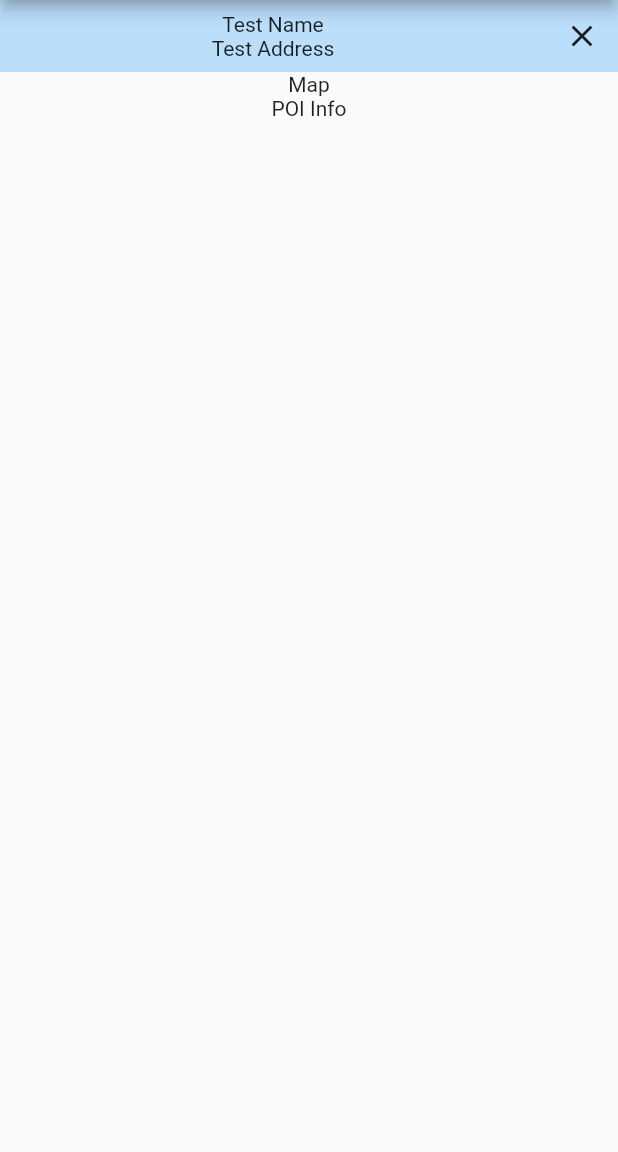
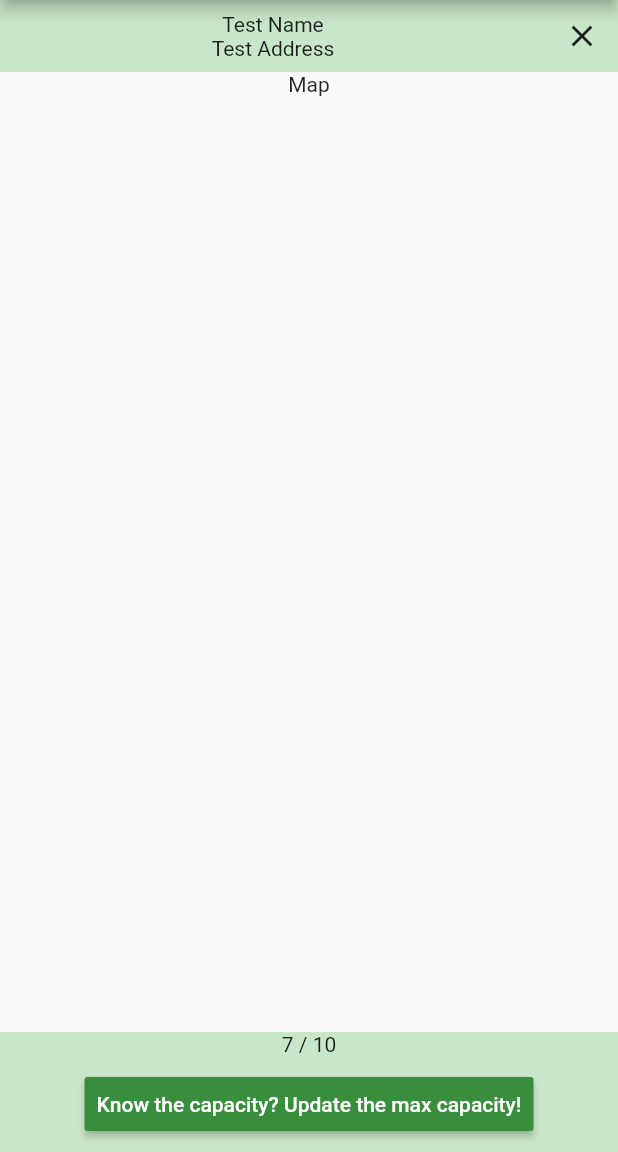
Before and after one commit to andrewdimmer/crowd-scout, a Flutter app: the screen it shows after launch, after a tap on the "search" icon, on a phone screen of 412 x 824 dp, the part 84-1236 px from its top. Run offline on Flutter 3.47's test engine with Material 2 defaults, Android fonts, the phone set to English and light mode, and no system bars.

Commit message:
feat: Added Capacity Bar for MapPage (#4)
* refactor: Switched to Expression Functions when Possible

* refactor: Updated Styles and Now Pass MapPoints over Strings

* feat: Added the Capacity Bar at the Bottom of the MapPage

```diff
--- a/crowd_scout/lib/elements/PoiNameBar.dart
+++ b/crowd_scout/lib/elements/PoiNameBar.dart
@@ -1,21 +1,22 @@
+import 'package:crowd_scout/elements/MapPoint.dart';
 import 'package:flutter/cupertino.dart';
 import 'package:flutter/material.dart';
 
 class PoiNameBar extends StatelessWidget {
-  PoiNameBar({Key key, this.poiName, this.poiAddress, this.onClose})
-      : super(key: key);
+  PoiNameBar({Key key, this.poiMapPoint, this.onClose}) : super(key: key);
 
-  final String poiName;
-  final String poiAddress;
+  final MapPoint poiMapPoint;
   final Function onClose;
 
-  Widget build(BuildContext context) {
-    return Container(
+  Widget build(BuildContext context) => Container(
         child: Row(
           children: <Widget>[
             Expanded(
               child: Column(
-              children: <Widget>[Text(poiName), Text(poiAddress)],
+                children: <Widget>[
+                  Text(poiMapPoint.name),
+                  Text(poiMapPoint.address)
+                ],
               ),
             ),
             IconButton(
@@ -25,7 +26,6 @@ class PoiNameBar extends StatelessWidget {
             )
           ],
         ),
-      decoration: BoxDecoration(color: ThemeData.light().primaryColorLight),
+        decoration: BoxDecoration(color: Theme.of(context).primaryColorLight),
       );
 }
-}
--- /dev/null
+++ b/crowd_scout/lib/elements/poiCapacityBar.dart
@@ -0,0 +1,86 @@
+import 'package:crowd_scout/elements/MapPoint.dart';
+import 'package:crowd_scout/widgets/ChangeCapacityPage.dart';
+import 'package:flutter/material.dart';
+
+class PoiCapacityBar extends StatefulWidget {
+  PoiCapacityBar({Key key, this.poiMapPoint}) : super(key: key);
+
+  final MapPoint poiMapPoint;
+
+  @override
+  State<StatefulWidget> createState() => _PoiCapacityBar(poiMapPoint);
+}
+
+class _PoiCapacityBar extends State<PoiCapacityBar> {
+  _PoiCapacityBar(MapPoint poiMapPoint) {
+    _poiMapPoint = poiMapPoint;
+    _getCrowdInformation(true);
+  }
+
+  MapPoint _poiMapPoint;
+  bool _busyLoading = true;
+  int _crowd;
+  int _capacity;
+
+  Future<void> _getCrowdInformation([bool initialLoad = false]) async {
+    if (!initialLoad) {
+      setState(() {
+        _busyLoading = true;
+      });
+    }
+    // Run Async Function Here
+    Future.delayed(
+        Duration(seconds: 2),
+        () => setState(() {
+              _crowd = 7;
+              _capacity = 10;
+              _busyLoading = false;
+            }));
+  }
+
+  void _updateLocalCapacity(String newCapacity) => setState(() {
+        _capacity = int.parse(newCapacity);
+      });
+
+  void openUpdateCapacity() => Navigator.push(
+        context,
+        MaterialPageRoute(
+          builder: (context) => ChangeCapacityPage(
+            poiMapPoint: _poiMapPoint,
+            updateLocalCapacity: _updateLocalCapacity,
+          ),
+        ),
+      );
+
+  @override
+  Widget build(BuildContext context) => Container(
+        child: _busyLoading
+            ? Column(
+                mainAxisAlignment: MainAxisAlignment.center,
+                crossAxisAlignment: CrossAxisAlignment.center,
+                children: [
+                    CircularProgressIndicator(),
+                    Center(child: Text("Loading..."))
+                  ])
+            : Column(
+                children: <Widget>[
+                  Center(
+                    child:
+                        Text(_crowd.toString() + " / " + _capacity.toString()),
+                  ),
+                  ButtonBar(
+                    children: <Widget>[
+                      RaisedButton(
+                        child:
+                            Text("Know the capacity? Update the max capacity!"),
+                        color: Theme.of(context).primaryColorDark,
+                        onPressed: openUpdateCapacity,
+                      )
+                    ],
+                    alignment: MainAxisAlignment.center,
+                  )
+                ],
+              ),
+        decoration: BoxDecoration(color: Theme.of(context).primaryColorLight),
+      );
+}
--- a/crowd_scout/lib/main.dart
+++ b/crowd_scout/lib/main.dart
@@ -6,8 +6,7 @@ void main() => runApp(MyApp());
 class MyApp extends StatelessWidget {
   // This widget is the root of your application.
   @override
-  Widget build(BuildContext context) {
-    return MaterialApp(
+  Widget build(BuildContext context) => MaterialApp(
         title: 'Crowd Scout',
         theme: ThemeData(
           primarySwatch: Colors.green,
@@ -15,4 +14,3 @@ class MyApp extends StatelessWidget {
         home: MapPage(title: 'Crowd Scout'),
       );
 }
-}
--- a/crowd_scout/lib/widgets/MapPage.dart
+++ b/crowd_scout/lib/widgets/MapPage.dart
@@ -1,5 +1,6 @@
 import 'package:crowd_scout/elements/PoiNameBar.dart';
 import 'package:crowd_scout/elements/MapPoint.dart';
+import 'package:crowd_scout/elements/poiCapacityBar.dart';
 import 'package:crowd_scout/elements/searchAppbar.dart';
 import 'package:crowd_scout/widgets/SearchPage.dart';
 import 'package:flutter/material.dart';
@@ -22,30 +23,32 @@ class _MapPage extends State<MapPage> {
   MapPoint _poi =
       MapPoint(lat: 0, long: 0, name: "Test Name", address: "Test Address");
 
-  void _toggleSearch() {
-    setState(() {
+  void _toggleSearch() => setState(() {
         _searching = !_searching;
       });
-  }
 
-  void _setPoi(newPoi) {
-    setState(() {
+  void _setPoi(newPoi) => setState(() {
         _poi = newPoi;
         //_mapCenter = MapPoint(lat: _userLocation.lat, long: _userLocation.long);
       });
-  }
 
   List<Widget> _generateMapPageBody() {
-    List<Widget> mapPageBody = [Text("Map")];
+    List<Widget> mapPageBody = [
+      Container(
+        child: Expanded(
+          child: Text("Map"),
+        ),
+      )
+    ];
     if (_poi != null) {
       mapPageBody.insert(
         0,
         PoiNameBar(
-            poiName: _poi.name,
-            poiAddress: _poi.address,
+          poiMapPoint: _poi,
           onClose: () => _setPoi(null),
-          ));
-      mapPageBody.add(Text("POI Info"));
+        ),
+      );
+      mapPageBody.add(PoiCapacityBar(poiMapPoint: _poi));
     }
     return mapPageBody;
   }
@@ -64,8 +67,7 @@ class _MapPage extends State<MapPage> {
       };
 
   @override
-  Widget build(BuildContext context) {
-    return Scaffold(
+  Widget build(BuildContext context) => Scaffold(
         appBar: searchAppBar(
           title: widget.title,
           searching: this._searching,
@@ -78,4 +80,3 @@ class _MapPage extends State<MapPage> {
         ),
       );
 }
-}
```
Also changed, not shown: crowd_scout/lib/elements/PoiSearchResultItem.dart (+2 -6 lines), crowd_scout/lib/widgets/ChangeCapacityPage.dart (added, +38 -0 lines), crowd_scout/lib/widgets/SearchPage.dart (+4 -9 lines). Lines whose indentation alone changed are shown as unchanged.
